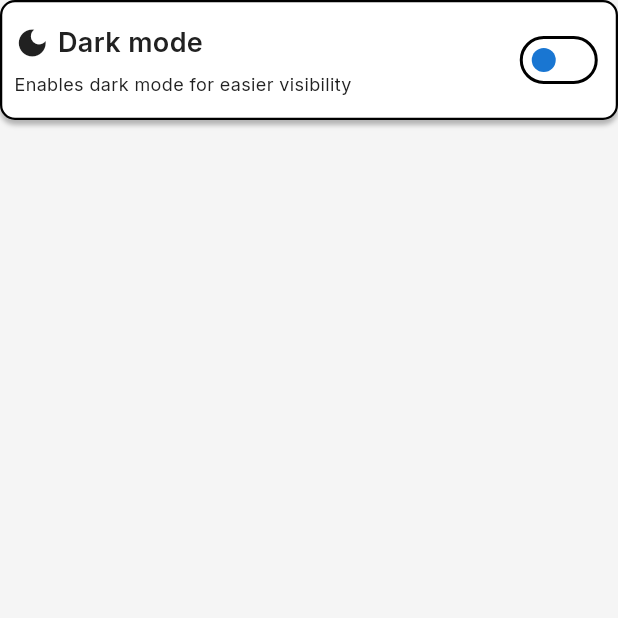
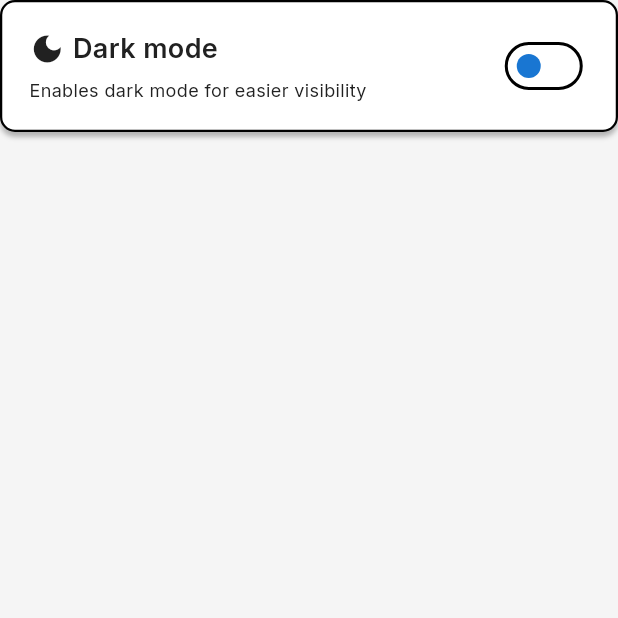
Before and after one commit to Netnet78/MyTodoApp, a Flutter app: the SettingsPageWidget screen opened directly, on a phone screen of 412 x 824 dp, the top half of it. Run offline on Flutter 3.47's test engine with Material 3 defaults, Android fonts, the phone set to English and light mode, and no system bars; our stand-ins replace flutter_riverpod, google_fonts, shared_preferences, sqflite, sqflite_common_ffi; accounts and stored records are empty; statements that could not run were skipped.

Commit message:
Changed settings padding

```diff
--- a/lib/views/settings_page.dart
+++ b/lib/views/settings_page.dart
@@ -51,8 +51,7 @@ class _SettingsPageWidgetState extends ConsumerState<SettingsPageWidget> {
       body: Column(
         children: [
           Container(
-            padding: const EdgeInsets.all(8),
-            height: 80,
+            padding: const EdgeInsets.all(18),
             decoration: BoxDecoration(
                 border: Border.all(color: Theme.of(context).dividerColor, width: 1.5),
                 boxShadow: const [BoxShadow(
```
